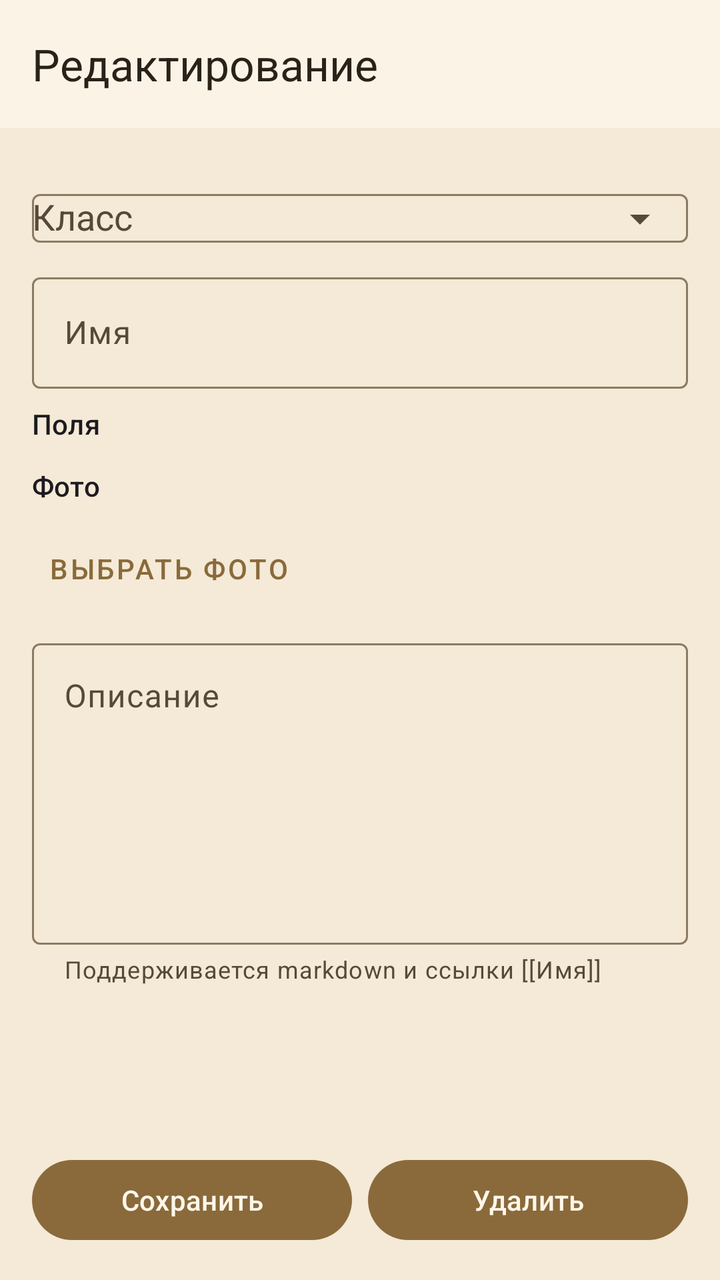
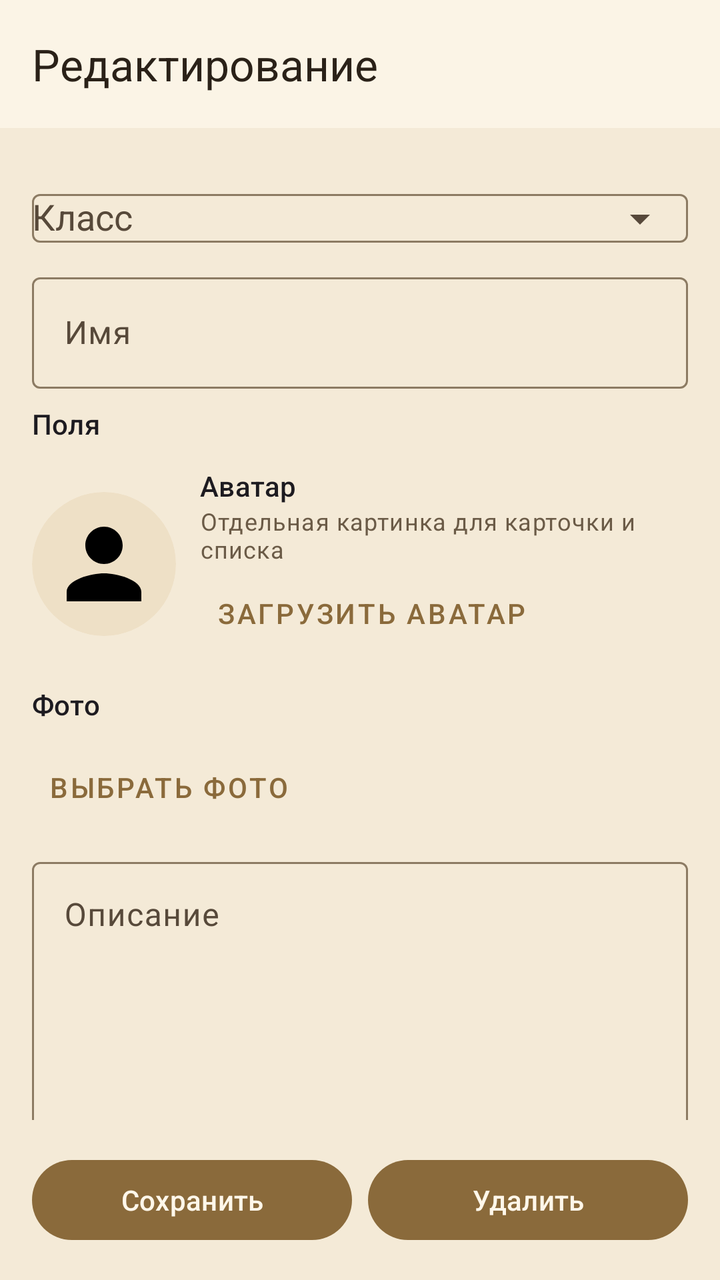

Before-and-after screenshots of an Android layout around one commit, followed by the original layout XML and the change that was made.
<!-- AndroidManifest.xml: application theme Theme.DnDMemory -->
<!-- res/layout/activity_entity_edit.xml -->
<?xml version="1.0" encoding="utf-8"?>
<LinearLayout xmlns:android="http://schemas.android.com/apk/res/android"
    xmlns:app="http://schemas.android.com/apk/res-auto"
    android:layout_width="match_parent"
    android:layout_height="match_parent"
    android:orientation="vertical">

    <com.google.android.material.appbar.MaterialToolbar
        style="@style/Widget.DnDMemory.Toolbar"
        android:id="@+id/entity_edit_toolbar"
        android:layout_width="match_parent"
        android:layout_height="?attr/actionBarSize"
        app:title="@string/entity_edit_title_edit" />

    <androidx.core.widget.NestedScrollView
        android:layout_width="match_parent"
        android:layout_height="0dp"
        android:layout_weight="1">

        <LinearLayout
            android:layout_width="match_parent"
            android:layout_height="wrap_content"
            android:orientation="vertical"
            android:padding="16dp">

            <com.google.android.material.textfield.TextInputLayout
                android:id="@+id/entity_edit_type_group"
                android:layout_width="match_parent"
                android:layout_height="wrap_content"
                android:hint="@string/entity_edit_type"
                app:endIconMode="dropdown_menu">

                <com.google.android.material.textfield.MaterialAutoCompleteTextView
                    android:id="@+id/entity_edit_type"
                    android:layout_width="match_parent"
                    android:layout_height="wrap_content"
                    android:inputType="none" />
            </com.google.android.material.textfield.TextInputLayout>

            <com.google.android.material.textfield.TextInputLayout
                android:id="@+id/entity_edit_name_group"
                android:layout_width="match_parent"
                android:layout_height="wrap_content"
                android:hint="@string/entity_edit_name">

                <com.google.android.material.textfield.TextInputEditText
                    android:id="@+id/entity_edit_name_input"
                    android:layout_width="match_parent"
                    android:layout_height="wrap_content"
                    android:inputType="textCapSentences"
                    android:maxLines="1" />
            </com.google.android.material.textfield.TextInputLayout>

            <TextView
                android:id="@+id/entity_edit_fields_title"
                android:layout_width="match_parent"
                android:layout_height="wrap_content"
                android:layout_marginTop="8dp"
                android:text="@string/entity_detail_fields"
                android:textAppearance="?attr/textAppearanceTitleSmall" />

            
            <com.google.android.material.textfield.TextInputLayout
                android:id="@+id/entity_edit_race_group"
                android:layout_width="match_parent"
                android:layout_height="wrap_content"
                android:hint="@string/attr_race"
                android:visibility="gone">

                <com.google.android.material.textfield.MaterialAutoCompleteTextView
                    android:id="@+id/entity_edit_race_input"
                    android:layout_width="match_parent"
                    android:layout_height="wrap_content"
                    android:completionThreshold="1"
                    android:inputType="textCapSentences"
                    android:maxLines="1" />
            </com.google.android.material.textfield.TextInputLayout>

            
            <com.google.android.material.textfield.TextInputLayout
                android:id="@+id/entity_edit_klass_group"
                android:layout_width="match_parent"
                android:layout_height="wrap_content"
                android:hint="@string/attr_klass"
                android:visibility="gone">

                <com.google.android.material.textfield.MaterialAutoCompleteTextView
                    android:id="@+id/entity_edit_klass_input"
                    android:layout_width="match_parent"
                    android:layout_height="wrap_content"
                    android:completionThreshold="1"
                    android:inputType="textCapSentences"
                    android:maxLines="1" />
            </com.google.android.material.textfield.TextInputLayout>

            <com.google.android.material.textfield.TextInputLayout
                android:id="@+id/entity_edit_player_group"
                android:layout_width="match_parent"
                android:layout_height="wrap_content"
                android:hint="@string/attr_player_name"
                android:visibility="gone"
                app:endIconMode="dropdown_menu">

                <com.google.android.material.textfield.MaterialAutoCompleteTextView
                    android:id="@+id/entity_edit_player"
                    android:layout_width="match_parent"
                    android:layout_height="wrap_content"
                    android:inputType="none" />
            </com.google.android.material.textfield.TextInputLayout>

            
            <com.google.android.material.textfield.TextInputLayout
                android:id="@+id/entity_edit_location_type_group"
                android:layout_width="match_parent"
                android:layout_height="wrap_content"
                android:hint="Тип локации"
                android:visibility="gone">

                <com.google.android.material.textfield.MaterialAutoCompleteTextView
                    android:id="@+id/entity_edit_location_type"
                    android:layout_width="match_parent"
                    android:layout_height="wrap_content"
                    android:completionThreshold="1"
                    android:inputType="textCapSentences"
                    android:maxLines="1" />
            </com.google.android.material.textfield.TextInputLayout>

            <com.google.android.material.textfield.TextInputLayout
                android:id="@+id/entity_edit_item_type_group"
                android:layout_width="match_parent"
                android:layout_height="wrap_content"
                android:hint="Тип предмета"
                android:visibility="gone">

                <com.google.android.material.textfield.MaterialAutoCompleteTextView
                    android:id="@+id/entity_edit_item_type"
                    android:layout_width="match_parent"
                    android:layout_height="wrap_content"
                    android:completionThreshold="1"
                    android:inputType="textCapSentences"
                    android:maxLines="1" />
            </com.google.android.material.textfield.TextInputLayout>

            <com.google.android.material.textfield.TextInputLayout
                android:id="@+id/entity_edit_short_group"
                android:layout_width="match_parent"
                android:layout_height="wrap_content"
                android:hint="@string/attr_short_description"
                android:visibility="gone">

                <com.google.android.material.textfield.TextInputEditText
                    android:id="@+id/entity_edit_short_input"
                    android:layout_width="match_parent"
                    android:layout_height="wrap_content"
                    android:inputType="textCapSentences"
                    android:maxLines="2" />
            </com.google.android.material.textfield.TextInputLayout>

            
            <com.google.android.material.textfield.TextInputLayout
                android:id="@+id/entity_edit_owner_name_group"
                android:layout_width="match_parent"
                android:layout_height="wrap_content"
                android:hint="@string/entity_owner_name_hint"
                android:visibility="gone">

                <com.google.android.material.textfield.TextInputEditText
                    android:id="@+id/entity_edit_owner_name_input"
                    android:layout_width="match_parent"
                    android:layout_height="wrap_content"
                    android:inputType="textCapSentences"
                    android:maxLines="1" />
            </com.google.android.material.textfield.TextInputLayout>

            <com.google.android.material.textfield.TextInputLayout
                android:id="@+id/entity_edit_owner_link_group"
                android:layout_width="match_parent"
                android:layout_height="wrap_content"
                android:hint="@string/entity_owner_link_hint"
                android:visibility="gone"
                app:endIconMode="dropdown_menu">

                <com.google.android.material.textfield.MaterialAutoCompleteTextView
                    android:id="@+id/entity_edit_owner_link"
                    android:layout_width="match_parent"
                    android:layout_height="wrap_content"
                    android:inputType="none" />
            </com.google.android.material.textfield.TextInputLayout>

            
            <LinearLayout
                android:id="@+id/entity_edit_items_group"
                android:layout_width="match_parent"
                android:layout_height="wrap_content"
                android:orientation="vertical"
                android:visibility="gone">

                <TextView
                    android:layout_width="match_parent"
                    android:layout_height="wrap_content"
                    android:layout_marginTop="8dp"
                    android:text="@string/attr_items"
                    android:textAppearance="?attr/textAppearanceTitleSmall" />

                <LinearLayout
                    android:id="@+id/entity_edit_items"
                    android:layout_width="match_parent"
                    android:layout_height="wrap_content"
                    android:orientation="vertical" />

                <com.google.android.material.button.MaterialButton
                    android:id="@+id/entity_edit_add_item"
                    style="?attr/materialButtonOutlinedStyle"
                    android:layout_width="wrap_content"
                    android:layout_height="wrap_content"
                    android:text="@string/entity_item_add" />
            </LinearLayout>

                
                <LinearLayout
                    android:id="@+id/entity_edit_photo_group"
                    android:layout_width="match_parent"
                    android:layout_height="wrap_content"
                    android:layout_marginTop="12dp"
                    android:orientation="vertical">

                    <TextView
                        android:layout_width="match_parent"
                        android:layout_height="wrap_content"
                        android:text="@string/entity_photo"
                        android:textAppearance="?attr/textAppearanceLabelLarge" />

                    <LinearLayout
                        android:id="@+id/entity_edit_files"
                        android:layout_width="match_parent"
                        android:layout_height="wrap_content"
                        android:layout_marginTop="8dp"
                        android:orientation="vertical" />

                    <ImageView
                        android:id="@+id/entity_edit_photo"
                        android:layout_width="match_parent"
                        android:layout_height="180dp"
                        android:layout_marginTop="8dp"
                        android:background="@color/colorSurfaceVariant"
                        android:contentDescription="@string/entity_photo"
                        android:scaleType="centerCrop"
                        android:visibility="gone" />

                    <LinearLayout
                        android:layout_width="match_parent"
                        android:layout_height="wrap_content"
                        android:orientation="horizontal">

                        <com.google.android.material.button.MaterialButton
                            android:id="@+id/entity_edit_photo_pick"
                            style="@style/Widget.MaterialComponents.Button.TextButton"
                            android:layout_width="wrap_content"
                            android:layout_height="wrap_content"
                            android:text="@string/entity_photo_pick" />

                        <com.google.android.material.button.MaterialButton
                            android:id="@+id/entity_edit_photo_clear"
                            style="@style/Widget.MaterialComponents.Button.TextButton"
                            android:layout_width="wrap_content"
                            android:layout_height="wrap_content"
                            android:text="@string/entity_photo_clear"
                            android:visibility="gone" />
                    </LinearLayout>
                </LinearLayout>

                <com.google.android.material.textfield.TextInputLayout
                android:layout_width="match_parent"
                android:layout_height="wrap_content"
                android:layout_marginTop="8dp"
                android:hint="@string/entity_edit_description"
                app:helperText="@string/entity_edit_description_hint">

                <com.google.android.material.textfield.TextInputEditText
                    android:id="@+id/entity_edit_description_input"
                    android:layout_width="match_parent"
                    android:layout_height="wrap_content"
                    android:gravity="top"
                    android:inputType="textMultiLine"
                    android:minLines="6" />
            </com.google.android.material.textfield.TextInputLayout>
        </LinearLayout>
    </androidx.core.widget.NestedScrollView>

    <LinearLayout
        android:layout_width="match_parent"
        android:layout_height="wrap_content"
        android:orientation="horizontal"
        android:padding="16dp">

        <com.google.android.material.button.MaterialButton
            android:id="@+id/entity_edit_save"
            android:layout_width="0dp"
            android:layout_height="wrap_content"
            android:layout_weight="1"
            android:text="@string/action_save" />

        <com.google.android.material.button.MaterialButton
            android:id="@+id/entity_edit_delete"
            android:layout_width="0dp"
            android:layout_height="wrap_content"
            android:layout_weight="1"
            android:layout_marginStart="8dp"
            android:text="@string/action_delete" />
    </LinearLayout>

    <ProgressBar
        android:id="@+id/entity_edit_progress"
        android:layout_width="wrap_content"
        android:layout_height="wrap_content"
        android:layout_gravity="center_horizontal"
        android:visibility="gone" />
</LinearLayout>
<!-- resources referenced by this layout -->
<resources>
  <color name="colorSurfaceVariant">#EEE0C6</color>
  <string name="action_delete">Удалить</string>
  <string name="action_save">Сохранить</string>
  <string name="attr_items">Предметы</string>
  <string name="attr_klass">Класс персонажа</string>
  <string name="attr_player_name">Игрок</string>
  <string name="attr_race">Раса</string>
  <string name="attr_short_description">Краткое описание</string>
  <string name="entity_detail_fields">Поля</string>
  <string name="entity_edit_description">Описание</string>
  <string name="entity_edit_description_hint">Поддерживается markdown и ссылки [[Имя]]</string>
  <string name="entity_edit_name">Имя</string>
  <string name="entity_edit_title_edit">Редактирование</string>
  <string name="entity_edit_type">Класс</string>
  <string name="entity_item_add">Добавить предмет</string>
  <string name="entity_owner_link_hint">Ссылка на героя или персонажа</string>
  <string name="entity_owner_name_hint">Владелец как написан в мире</string>
  <string name="entity_photo">Фото</string>
  <string name="entity_photo_clear">Убрать</string>
  <string name="entity_photo_pick">Выбрать фото</string>
  <style name="Widget.DnDMemory.Toolbar" parent="Widget.Material3.Toolbar">
          <item name="android:background">?attr/colorSurface</item>
          <item name="titleTextColor">?attr/colorOnSurface</item>
      </style>
  <color name="colorPrimary">#8A6A3B</color>
  <color name="colorPrimaryDark">#5E4525</color>
  <color name="colorOnPrimary">#FFF7EA</color>
  <color name="colorPrimaryContainer">#EBDCC2</color>
  <color name="colorOnPrimaryContainer">#3A2A14</color>
  <color name="colorSecondary">#B98B2E</color>
  <color name="colorOnSecondary">#FFF8EA</color>
  <color name="colorSurface">#FBF4E6</color>
  <color name="colorOnSurface">#2A2118</color>
  <color name="colorOnSurfaceVariant">#57493A</color>
  <color name="colorBackground">#F4EAD7</color>
  <color name="colorOnBackground">#2A2118</color>
  <color name="colorError">#A3231C</color>
  <color name="colorOnError">#FFFFFF</color>
  <color name="colorOutline">#8C7B63</color>
  <!-- unchanged entries left out for length: 1 -->
</resources>

<!-- the commit's change to res/layout/activity_entity_edit.xml (unified diff, before → after) -->
@@ -215,6 +215,68 @@
                     android:layout_height="wrap_content"
                     android:text="@string/entity_item_add" />
             </LinearLayout>
+
+                
+                <LinearLayout
+                    android:layout_width="match_parent"
+                    android:layout_height="wrap_content"
+                    android:layout_marginTop="12dp"
+                    android:gravity="center_vertical"
+                    android:orientation="horizontal">
+
+                    <ImageView
+                        android:id="@+id/entity_edit_avatar"
+                        android:layout_width="72dp"
+                        android:layout_height="72dp"
+                        android:background="@drawable/bg_avatar"
+                        android:clipToOutline="true"
+                        android:contentDescription="@string/entity_avatar"
+                        android:padding="8dp"
+                        android:scaleType="centerCrop"
+                        android:src="@drawable/ic_hero" />
+
+                    <LinearLayout
+                        android:layout_width="0dp"
+                        android:layout_height="wrap_content"
+                        android:layout_marginStart="12dp"
+                        android:layout_weight="1"
+                        android:orientation="vertical">
+
+                        <TextView
+                            android:layout_width="match_parent"
+                            android:layout_height="wrap_content"
+                            android:text="@string/entity_avatar"
+                            android:textAppearance="?attr/textAppearanceLabelLarge" />
+
+                        <TextView
+                            android:layout_width="match_parent"
+                            android:layout_height="wrap_content"
+                            android:text="@string/entity_avatar_hint"
+                            android:textAppearance="?attr/textAppearanceBodySmall"
+                            android:textColor="@color/text_muted" />
+
+                        <LinearLayout
+                            android:layout_width="match_parent"
+                            android:layout_height="wrap_content"
+                            android:orientation="horizontal">
+
+                            <com.google.android.material.button.MaterialButton
+                                android:id="@+id/entity_edit_avatar_pick"
+                                style="@style/Widget.MaterialComponents.Button.TextButton"
+                                android:layout_width="wrap_content"
+                                android:layout_height="wrap_content"
+                                android:text="@string/entity_avatar_pick" />
+
+                            <com.google.android.material.button.MaterialButton
+                                android:id="@+id/entity_edit_avatar_clear"
+                                style="@style/Widget.MaterialComponents.Button.TextButton"
+                                android:layout_width="wrap_content"
+                                android:layout_height="wrap_content"
+                                android:text="@string/entity_avatar_clear"
+                                android:visibility="gone" />
+                        </LinearLayout>
+                    </LinearLayout>
+                </LinearLayout>
 
                 
                 <LinearLayout
<!-- resource entries referenced after the edit -->
@@ -1,6 +1,23 @@
 <!-- resources referenced by this layout -->
 <resources>
   <color name="colorSurfaceVariant">#EEE0C6</color>
+  <color name="text_muted">#6B5B47</color>
+  <!-- drawable bg_avatar (drawable) -->
+  <shape xmlns:android="http://schemas.android.com/apk/res/android"
+      android:shape="oval">
+      <solid android:color="@color/colorSurfaceVariant" />
+  </shape>
+  <!-- drawable ic_hero (drawable) -->
+  <?xml version="1.0" encoding="utf-8"?>
+  <vector xmlns:android="http://schemas.android.com/apk/res/android"
+      android:width="24dp"
+      android:height="24dp"
+      android:viewportWidth="24"
+      android:viewportHeight="24">
+      <path
+          android:fillColor="#FF000000"
+          android:pathData="M12,12c2.21,0 4,-1.79 4,-4s-1.79,-4 -4,-4 -4,1.79 -4,4 1.79,4 4,4zM12,14c-2.67,0 -8,1.34 -8,4v2h16v-2c0,-2.66 -5.33,-4 -8,-4z" />
+  </vector>
   <string name="action_delete">Удалить</string>
   <string name="action_save">Сохранить</string>
   <string name="attr_items">Предметы</string>
@@ -8,6 +25,10 @@
   <string name="attr_player_name">Игрок</string>
   <string name="attr_race">Раса</string>
   <string name="attr_short_description">Краткое описание</string>
+  <string name="entity_avatar">Аватар</string>
+  <string name="entity_avatar_clear">Убрать</string>
+  <string name="entity_avatar_hint">Отдельная картинка для карточки и списка</string>
+  <string name="entity_avatar_pick">Загрузить аватар</string>
   <string name="entity_detail_fields">Поля</string>
   <string name="entity_edit_description">Описание</string>
   <string name="entity_edit_description_hint">Поддерживается markdown и ссылки [[Имя]]</string>
